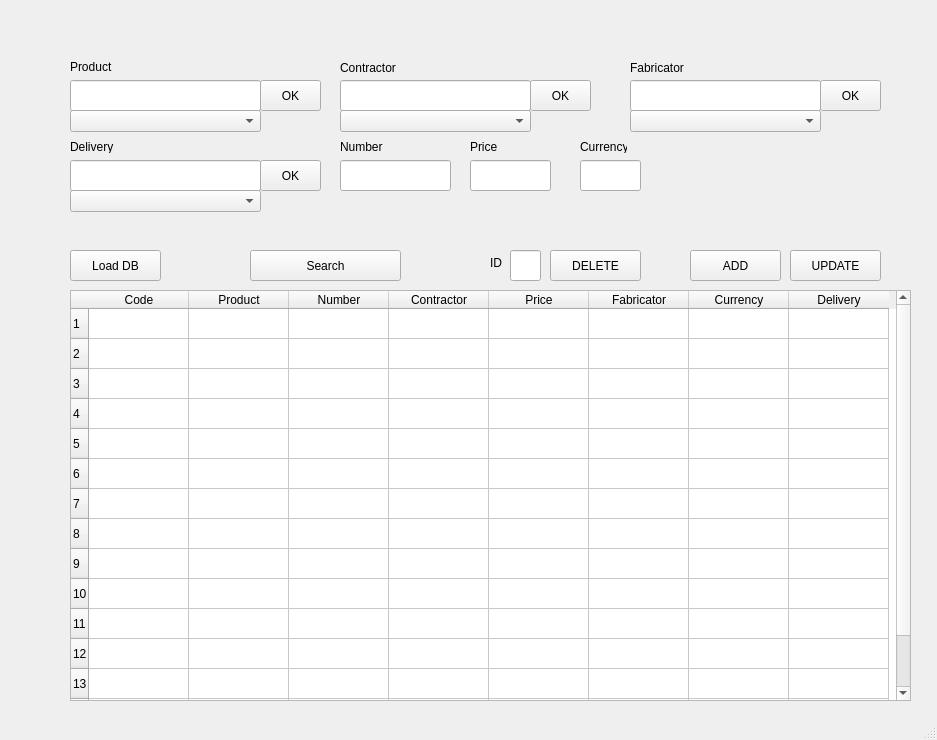
First picture: the form in src/forms/AddProductForm.ui, repository GanjelaMJ98/maiSpecificationMaker, before the edit.
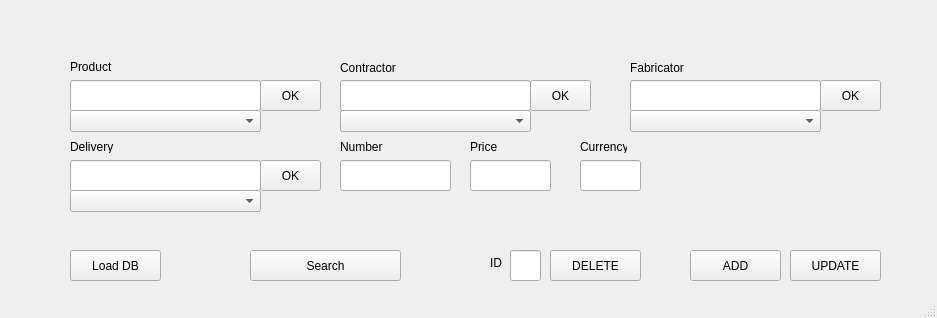
Second picture: the form after the edit.

```diff
--- a/src/forms/AddProductForm.ui
+++ b/src/forms/AddProductForm.ui
@@ -7,7 +7,7 @@
     <x>0</x>
     <y>0</y>
     <width>937</width>
-    <height>740</height>
+    <height>318</height>
    </rect>
   </property>
   <property name="windowTitle">
@@ -118,77 +118,6 @@
      <string>Delivery</string>
     </property>
    </widget>
-   <widget class="QTableWidget" name="Table">
-    <property name="geometry">
-     <rect>
-      <x>70</x>
-      <y>290</y>
-      <width>841</width>
-      <height>411</height>
-     </rect>
-    </property>
-    <property name="rowCount">
-     <number>15</number>
-    </property>
-    <property name="columnCount">
-     <number>8</number>
-    </property>
-    <row/>
-    <row/>
-    <row/>
-    <row/>
-    <row/>
-    <row/>
-    <row/>
-    <row/>
-    <row/>
-    <row/>
-    <row/>
-    <row/>
-    <row/>
-    <row/>
-    <row/>
-    <column>
-     <property name="text">
-      <string>Code</string>
-     </property>
-    </column>
-    <column>
-     <property name="text">
-      <string>Product</string>
-     </property>
-    </column>
-    <column>
-     <property name="text">
-      <string>Number</string>
-     </property>
-    </column>
-    <column>
-     <property name="text">
-      <string>Contractor</string>
-     </property>
-    </column>
-    <column>
-     <property name="text">
-      <string>Price</string>
-     </property>
-    </column>
-    <column>
-     <property name="text">
-      <string>Fabricator</string>
-     </property>
-    </column>
-    <column>
-     <property name="text">
-      <string>Currency</string>
-     </property>
-    </column>
-    <column>
-     <property name="text">
-      <string>Delivery</string>
-     </property>
-    </column>
-   </widget>
    <widget class="QLabel" name="Number_l">
     <property name="geometry">
      <rect>
```
